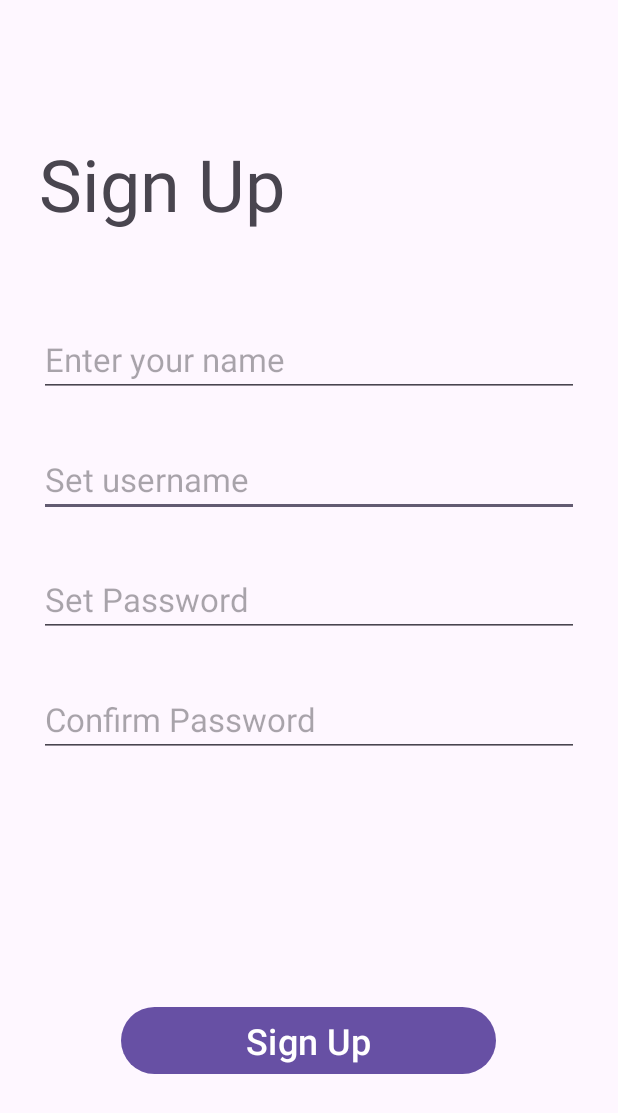
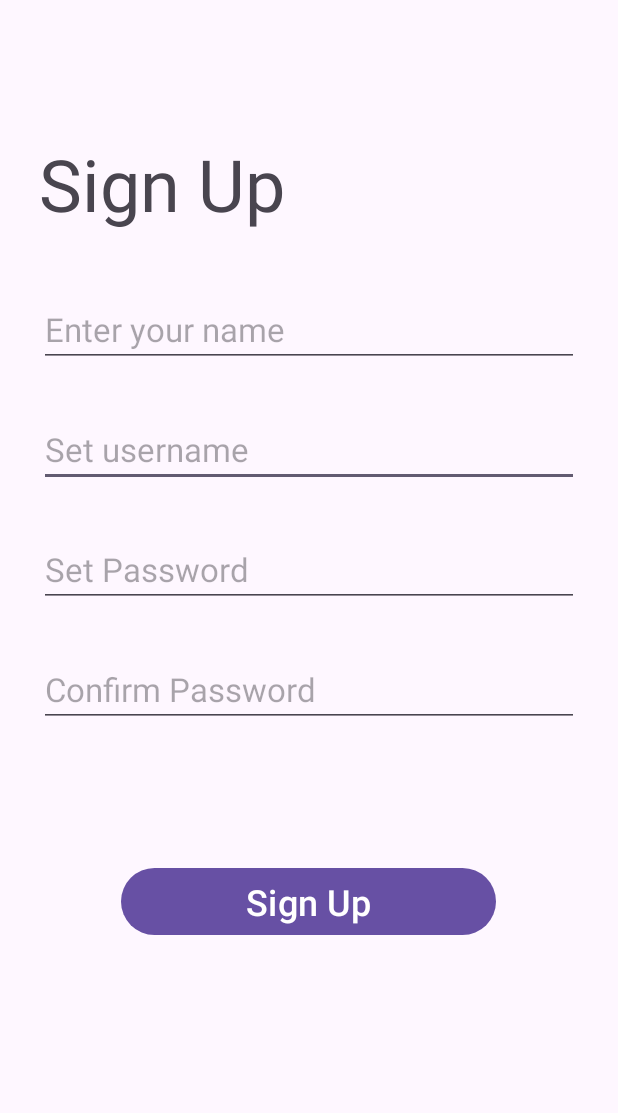
Before and after one commit to shubhamagrl/BDR-App-Project, an Android app: the fragment fragment_add_account shown on its own in the app's theme, on a phone screen of 412 x 824 dp. Shown: the top 1113 px of the screen. Run offline under Robolectric (Android 15) with nearby library versions, the phone set to English and light mode, and no system bars; our stand-ins replace data binding.

```diff
--- a/app/src/main/java/com/example/bdrapp/fragment_add_account.kt
+++ b/app/src/main/java/com/example/bdrapp/fragment_add_account.kt
@@ -22,6 +22,10 @@ class fragment_add_account : Fragment() {
         // Inflate the layout for this fragment
         binding = DataBindingUtil.inflate(inflater,R.layout.fragment_add_account,container,false)
 
+        binding.idCreateButton.setOnClickListener{
+            it.findNavController().navigate(R.id.action_fragment_add_account_to_fragment_login)
+        }
+
         return binding.root
     }
 }
--- a/app/src/main/java/com/example/bdrapp/fragment_home.kt
+++ b/app/src/main/java/com/example/bdrapp/fragment_home.kt
@@ -129,13 +129,11 @@ class fragment_home : Fragment() {
     fun handleMenuItemClick(item: MenuItem, view: View): Boolean {
         return when (item.itemId) {
             R.id.option_1 -> {
+                Toast.makeText(requireContext(), "Profile", Toast.LENGTH_SHORT).show()
                 true
             }
             R.id.option_2 -> {
-                Toast.makeText(requireContext(), "Add Account", Toast.LENGTH_SHORT).show()
-                true
-            }
-            R.id.option_3 -> {
+                Toast.makeText(requireContext(), "Logout", Toast.LENGTH_SHORT).show()
                 true
             }
             else -> false
--- a/app/src/main/java/com/example/bdrapp/fragment_splash.kt
+++ b/app/src/main/java/com/example/bdrapp/fragment_splash.kt
@@ -23,6 +23,9 @@ class fragment_splash : Fragment() {
         binding.button4.setOnClickListener{
             it.findNavController().navigate(R.id.action_fragment_splash_to_fragment_login)
         }
+        binding.button5.setOnClickListener{
+            it.findNavController().navigate(R.id.action_fragment_splash_to_fragment_add_account)
+        }
 
         return binding.root
     }
--- a/app/src/main/res/layout/fragment_add_account.xml
+++ b/app/src/main/res/layout/fragment_add_account.xml
@@ -54,7 +54,7 @@
                 android:id="@+id/id_create_name"
                 android:layout_width="360dp"
                 android:layout_height="50dp"
-                android:layout_marginTop="60dp"
+                android:layout_marginTop="40dp"
                 android:ems="10"
                 android:hint="Enter your name"
                 android:inputType="text"
@@ -80,13 +80,13 @@
                 android:id="@+id/id_create_button"
                 android:layout_width="250dp"
                 android:layout_height="wrap_content"
-                android:layout_marginBottom="104dp"
+                android:layout_marginTop="90dp"
                 android:text="Sign Up"
                 android:textSize="24sp"
-                app:layout_constraintBottom_toBottomOf="parent"
                 app:layout_constraintEnd_toEndOf="parent"
                 app:layout_constraintHorizontal_bias="0.496"
-                app:layout_constraintStart_toStartOf="parent" />
+                app:layout_constraintStart_toStartOf="parent"
+                app:layout_constraintTop_toBottomOf="@+id/id_create_confirm" />
 
         </androidx.constraintlayout.widget.ConstraintLayout>
     </FrameLayout>
--- a/app/src/main/res/layout/fragment_home.xml
+++ b/app/src/main/res/layout/fragment_home.xml
@@ -36,12 +36,11 @@
                 android:id="@+id/constraintLayout"
                 android:layout_width="0dp"
                 android:layout_height="wrap_content"
-                app:layout_constraintBottom_toTopOf="@+id/cardView"
+                android:layout_marginTop="55dp"
                 app:layout_constraintEnd_toEndOf="parent"
                 app:layout_constraintHorizontal_bias="0.0"
                 app:layout_constraintStart_toStartOf="parent"
-                app:layout_constraintTop_toTopOf="parent"
-                app:layout_constraintVertical_bias="0.6">
+                app:layout_constraintTop_toTopOf="parent">
 
                 <ImageView
                     android:id="@+id/idmeter"
--- a/app/src/main/res/menu/profile_menu.xml
+++ b/app/src/main/res/menu/profile_menu.xml
@@ -7,10 +7,6 @@
     <item
         android:id="@+id/option_2"
         android:icon="@mipmap/ic_launcher_round"
-        android:title="Add Account" />
-    <item
-        android:id="@+id/option_3"
-        android:icon="@mipmap/ic_launcher_round"
         android:title="Logout" />
 
 </menu>
```
Also changed, not shown: app/src/main/res/navigation/nav_graph.xml (+12 -0 lines).
